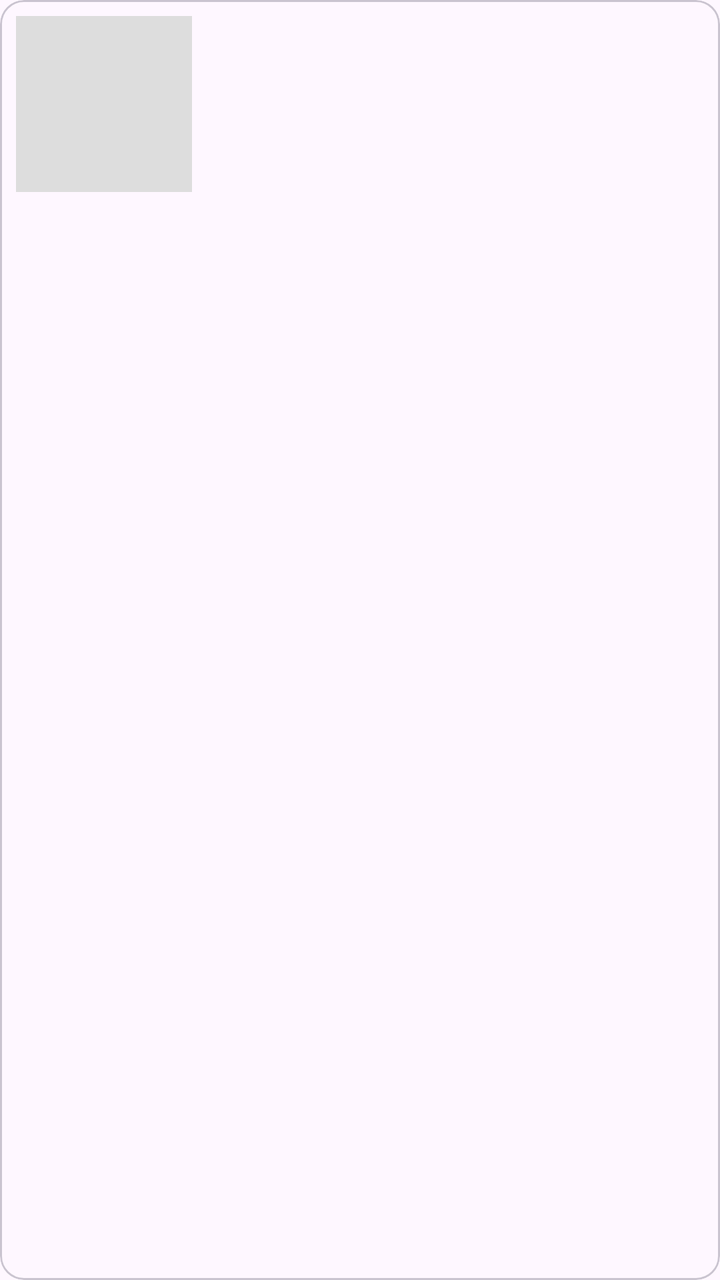
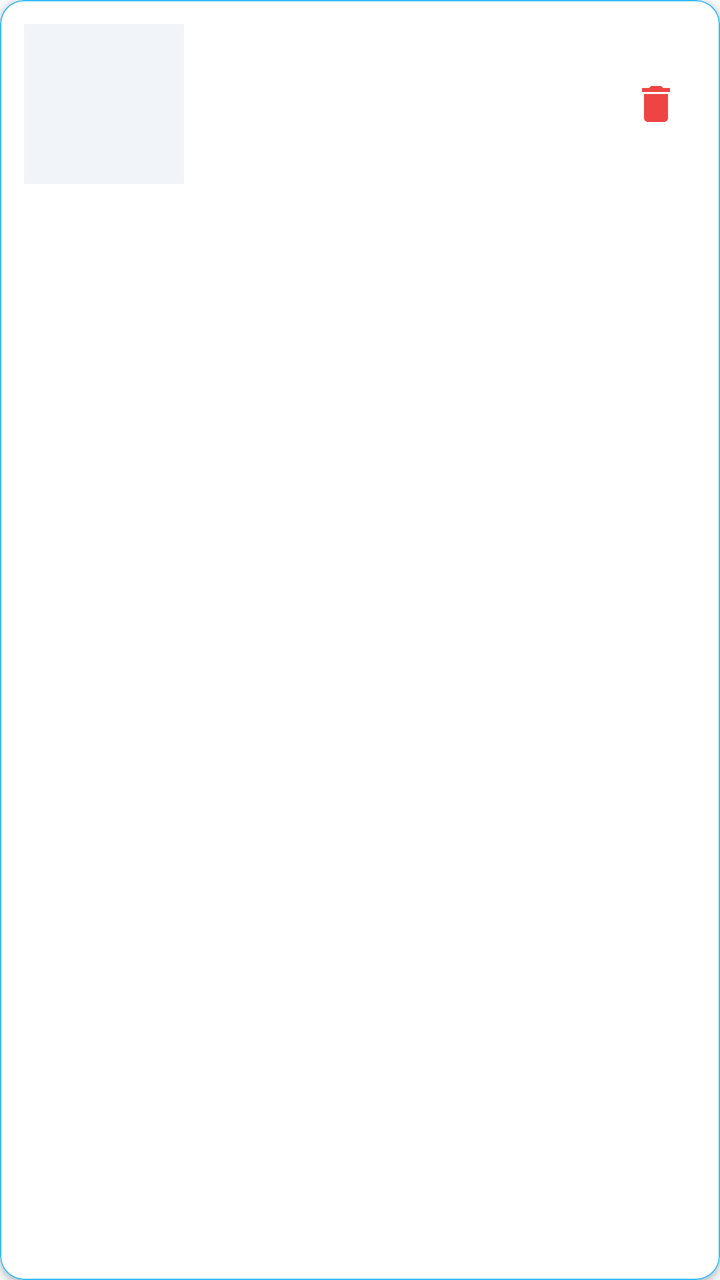

Screens rendered from an Android XML layout before and after an edit, with the pre-edit source and the edit as a unified diff.
<!-- AndroidManifest.xml: application theme Theme.FotoApp -->
<!-- res/layout/item_foto.xml -->
<?xml version="1.0" encoding="utf-8"?>
<com.google.android.material.card.MaterialCardView xmlns:android="http://schemas.android.com/apk/res/android"
    android:layout_width="match_parent"
    android:layout_height="wrap_content"
    android:layout_marginBottom="12dp"
    android:clickable="true"
    android:focusable="true">

    <LinearLayout
        android:layout_width="match_parent"
        android:layout_height="wrap_content"
        android:orientation="horizontal"
        android:padding="8dp">

        <ImageView
            android:id="@+id/ivMiniatura"
            android:layout_width="88dp"
            android:layout_height="88dp"
            android:background="#DDDDDD"
            android:contentDescription="Miniatura de la foto"
            android:scaleType="centerCrop" />

        <LinearLayout
            android:layout_width="0dp"
            android:layout_height="wrap_content"
            android:layout_marginStart="12dp"
            android:layout_weight="1"
            android:orientation="vertical">

            <TextView
                android:id="@+id/tvItemFecha"
                android:layout_width="match_parent"
                android:layout_height="wrap_content"
                android:textStyle="bold" />

            <TextView
                android:id="@+id/tvItemComentario"
                android:layout_width="match_parent"
                android:layout_height="wrap_content"
                android:maxLines="2"
                android:ellipsize="end" />

            <TextView
                android:id="@+id/tvItemUbicacion"
                android:layout_width="match_parent"
                android:layout_height="wrap_content"
                android:textSize="12sp" />
        </LinearLayout>
    </LinearLayout>
</com.google.android.material.card.MaterialCardView>
<!-- resources referenced by this layout -->
<resources>
  <style name="Theme.FotoApp" parent="Theme.Material3.DayNight.NoActionBar">
          <item name="colorPrimary">@color/azul_primario</item>
          <item name="colorPrimaryDark">@color/azul_oscuro</item>
          <item name="colorSecondary">@color/verde_acento</item>
      </style>
  <color name="azul_primario">#1565C0</color>
  <color name="azul_oscuro">#0D47A1</color>
  <color name="verde_acento">#2E7D32</color>
</resources>

<!-- the commit's change to res/layout/item_foto.xml (unified diff, before → after) -->
@@ -1,29 +1,35 @@
 <?xml version="1.0" encoding="utf-8"?>
 <com.google.android.material.card.MaterialCardView xmlns:android="http://schemas.android.com/apk/res/android"
+    xmlns:app="http://schemas.android.com/apk/res-auto"
     android:layout_width="match_parent"
     android:layout_height="wrap_content"
     android:layout_marginBottom="12dp"
     android:clickable="true"
-    android:focusable="true">
+    android:focusable="true"
+    app:cardBackgroundColor="@color/blanco"
+    app:cardCornerRadius="12dp"
+    app:cardElevation="2dp"
+    app:strokeColor="@color/azul_acento"
+    app:strokeWidth="0.5dp">
 
     <LinearLayout
         android:layout_width="match_parent"
         android:layout_height="wrap_content"
         android:orientation="horizontal"
-        android:padding="8dp">
+        android:padding="12dp">
 
         <ImageView
             android:id="@+id/ivMiniatura"
-            android:layout_width="88dp"
-            android:layout_height="88dp"
-            android:background="#DDDDDD"
-            android:contentDescription="Miniatura de la foto"
+            android:layout_width="80dp"
+            android:layout_height="80dp"
+            android:background="@color/gris_superficie"
+            android:contentDescription="@string/desc_miniatura"
             android:scaleType="centerCrop" />
 
         <LinearLayout
             android:layout_width="0dp"
             android:layout_height="wrap_content"
-            android:layout_marginStart="12dp"
+            android:layout_marginStart="16dp"
             android:layout_weight="1"
             android:orientation="vertical">
 
@@ -31,20 +37,35 @@
                 android:id="@+id/tvItemFecha"
                 android:layout_width="match_parent"
                 android:layout_height="wrap_content"
+                android:textColor="@color/azul_primario"
                 android:textStyle="bold" />
 
             <TextView
                 android:id="@+id/tvItemComentario"
                 android:layout_width="match_parent"
                 android:layout_height="wrap_content"
+                android:layout_marginTop="4dp"
+                android:ellipsize="end"
                 android:maxLines="2"
-                android:ellipsize="end" />
+                android:textColor="@color/azul_oscuro" />
 
             <TextView
                 android:id="@+id/tvItemUbicacion"
                 android:layout_width="match_parent"
                 android:layout_height="wrap_content"
+                android:layout_marginTop="4dp"
+                android:textColor="@color/gris_texto"
                 android:textSize="12sp" />
         </LinearLayout>
+
+        <ImageButton
+            android:id="@+id/btnEliminar"
+            android:layout_width="40dp"
+            android:layout_height="40dp"
+            android:layout_gravity="center_vertical"
+            android:background="?attr/selectableItemBackgroundBorderless"
+            android:contentDescription="@string/btn_eliminar"
+            android:padding="8dp"
+            android:src="@drawable/ic_delete" />
     </LinearLayout>
 </com.google.android.material.card.MaterialCardView>
<!-- resource entries referenced after the edit -->
@@ -1,12 +1,35 @@
 <!-- resources referenced by this layout -->
 <resources>
+  <color name="azul_acento">#38BDF8</color>
   <style name="Theme.FotoApp" parent="Theme.Material3.DayNight.NoActionBar">
+          
           <item name="colorPrimary">@color/azul_primario</item>
           <item name="colorPrimaryDark">@color/azul_oscuro</item>
-          <item name="colorSecondary">@color/verde_acento</item>
+          <item name="colorSecondary">@color/azul_acento</item>
+          <item name="colorSecondaryContainer">@color/azul_claro</item>
+          <item name="android:windowBackground">@color/azul_fondo</item>
       </style>
-  <color name="azul_primario">#1565C0</color>
-  <color name="azul_oscuro">#0D47A1</color>
-  <color name="verde_acento">#2E7D32</color>
+  <color name="rojo_error">#EF4444</color>
+  <color name="azul_claro">#E0F2FE</color>
+  <color name="azul_fondo">#F8FAFC</color>
+  <color name="azul_primario">#1E3A8A</color>
+  <color name="blanco">#FFFFFF</color>
+  <color name="gris_superficie">#F1F5F9</color>
+  <color name="gris_texto">#475569</color>
+  <!-- drawable ic_delete (drawable) -->
+  <?xml version="1.0" encoding="utf-8"?>
+  <vector xmlns:android="http://schemas.android.com/apk/res/android"
+      android:width="24dp"
+      android:height="24dp"
+      android:viewportWidth="24"
+      android:viewportHeight="24"
+      android:tint="@color/rojo_error">
+      <path
+          android:fillColor="@android:color/white"
+          android:pathData="M6,19c0,1.1 0.9,2 2,2h8c1.1,0 2,-0.9 2,-2V7H6v12zM19,4h-3.5l-1,-1h-5l-1,1H5v2h14V4z" />
+  </vector>
+  <string name="btn_eliminar">Eliminar</string>
+  <string name="desc_miniatura">Miniatura de la evidencia</string>
+  <color name="azul_oscuro">#0F172A</color>
 </resources>
 
